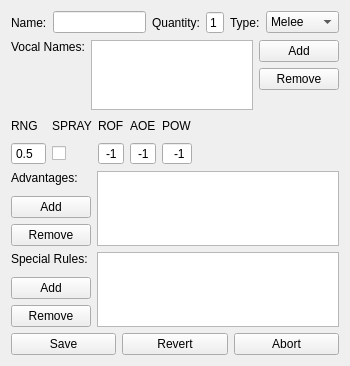
madesjardins/AiWarmachine, file titles/Warmachine/ui/weapon_info_widget.ui: the form before one commit.
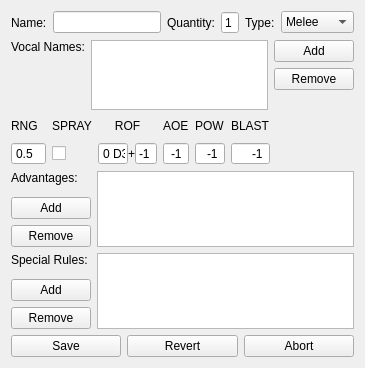
The form after the commit.

Commit message:
Weapon display and attributes update
Weapons are listed in model with detailed text.
Added Blast damage and ROF with D3.

Patch:
```diff
--- a/titles/Warmachine/ui/weapon_info_widget.ui
+++ b/titles/Warmachine/ui/weapon_info_widget.ui
@@ -6,8 +6,8 @@
    <rect>
     <x>0</x>
     <y>0</y>
-    <width>350</width>
-    <height>366</height>
+    <width>365</width>
+    <height>368</height>
    </rect>
   </property>
   <property name="windowTitle">
@@ -141,6 +141,13 @@
        </property>
       </widget>
      </item>
+     <item row="1" column="1">
+      <widget class="QCheckBox" name="check_weapon_is_spray">
+       <property name="text">
+        <string/>
+       </property>
+      </widget>
+     </item>
      <item row="0" column="1">
       <widget class="QLabel" name="label_weapon_spray">
        <property name="text">
@@ -167,53 +174,6 @@
        </property>
       </widget>
      </item>
-     <item row="0" column="2">
-      <widget class="QLabel" name="label_weapon_rof">
-       <property name="text">
-        <string>ROF</string>
-       </property>
-      </widget>
-     </item>
-     <item row="1" column="2">
-      <widget class="QSpinBox" name="spin_weapon_rof">
-       <property name="alignment">
-        <set>Qt::AlignRight|Qt::AlignTrailing|Qt::AlignVCenter</set>
-       </property>
-       <property name="buttonSymbols">
-        <enum>QAbstractSpinBox::NoButtons</enum>
-       </property>
-       <property name="minimum">
-        <number>-1</number>
-       </property>
-       <property name="maximum">
-        <number>10</number>
-       </property>
-       <property name="value">
-        <number>-1</number>
-       </property>
-      </widget>
-     </item>
-     <item row="1" column="1">
-      <widget class="QCheckBox" name="check_weapon_is_spray">
-       <property name="text">
-        <string/>
-       </property>
-      </widget>
-     </item>
-     <item row="0" column="4">
-      <widget class="QLabel" name="label_weapon_pow">
-       <property name="text">
-        <string>POW</string>
-       </property>
-      </widget>
-     </item>
-     <item row="0" column="3">
-      <widget class="QLabel" name="label_weapon_aoe">
-       <property name="text">
-        <string>AOE</string>
-       </property>
-      </widget>
-     </item>
      <item row="1" column="4">
       <widget class="QSpinBox" name="spin_weapon_pow">
        <property name="alignment">
@@ -230,7 +190,7 @@
        </property>
       </widget>
      </item>
-     <item row="0" column="5">
+     <item row="0" column="6">
       <spacer name="hspacer_weapon_stats">
        <property name="orientation">
         <enum>Qt::Horizontal</enum>
@@ -243,6 +203,20 @@
        </property>
       </spacer>
      </item>
+     <item row="0" column="4">
+      <widget class="QLabel" name="label_weapon_pow">
+       <property name="text">
+        <string>POW</string>
+       </property>
+      </widget>
+     </item>
+     <item row="0" column="3">
+      <widget class="QLabel" name="label_weapon_aoe">
+       <property name="text">
+        <string>AOE</string>
+       </property>
+      </widget>
+     </item>
      <item row="1" column="0">
       <widget class="QDoubleSpinBox" name="double_weapon_rng">
        <property name="buttonSymbols">
@@ -262,6 +236,118 @@
        </property>
       </widget>
      </item>
+     <item row="0" column="5">
+      <widget class="QLabel" name="label_weapon_blast">
+       <property name="text">
+        <string>BLAST</string>
+       </property>
+      </widget>
+     </item>
+     <item row="1" column="5">
+      <widget class="QSpinBox" name="spin_weapon_blast">
+       <property name="alignment">
+        <set>Qt::AlignRight|Qt::AlignTrailing|Qt::AlignVCenter</set>
+       </property>
+       <property name="buttonSymbols">
+        <enum>QAbstractSpinBox::NoButtons</enum>
+       </property>
+       <property name="minimum">
+        <number>-1</number>
+       </property>
+       <property name="value">
+        <number>-1</number>
+       </property>
+      </widget>
+     </item>
+     <item row="1" column="2">
+      <layout class="QHBoxLayout" name="horizontalLayout">
+       <property name="spacing">
+        <number>0</number>
+       </property>
+       <item>
+        <widget class="QSpinBox" name="spin_weapon_rofd3">
+         <property name="sizePolicy">
+          <sizepolicy hsizetype="Fixed" vsizetype="Fixed">
+           <horstretch>0</horstretch>
+           <verstretch>0</verstretch>
+          </sizepolicy>
+         </property>
+         <property name="maximumSize">
+          <size>
+           <width>30</width>
+           <height>16777215</height>
+          </size>
+         </property>
+         <property name="alignment">
+          <set>Qt::AlignRight|Qt::AlignTrailing|Qt::AlignVCenter</set>
+         </property>
+         <property name="buttonSymbols">
+          <enum>QAbstractSpinBox::NoButtons</enum>
+         </property>
+         <property name="suffix">
+          <string> D3</string>
+         </property>
+         <property name="minimum">
+          <number>0</number>
+         </property>
+         <property name="maximum">
+          <number>9</number>
+         </property>
+         <property name="value">
+          <number>0</number>
+         </property>
+        </widget>
+       </item>
+       <item>
+        <widget class="QLabel" name="label_weapon_rofd3">
+         <property name="text">
+          <string>+</string>
+         </property>
+        </widget>
+       </item>
+       <item>
+        <widget class="QSpinBox" name="spin_weapon_rof">
+         <property name="sizePolicy">
+          <sizepolicy hsizetype="Fixed" vsizetype="Fixed">
+           <horstretch>0</horstretch>
+           <verstretch>0</verstretch>
+          </sizepolicy>
+         </property>
+         <property name="maximumSize">
+          <size>
+           <width>30</width>
+           <height>16777215</height>
+          </size>
+         </property>
+         <property name="alignment">
+          <set>Qt::AlignRight|Qt::AlignTrailing|Qt::AlignVCenter</set>
+         </property>
+         <property name="buttonSymbols">
+          <enum>QAbstractSpinBox::NoButtons</enum>
+         </property>
+         <property name="minimum">
+          <number>-1</number>
+         </property>
+         <property name="maximum">
+          <number>9</number>
+         </property>
+         <property name="value">
+          <number>-1</number>
+         </property>
+        </widget>
+       </item>
+      </layout>
+     </item>
+     <item row="0" column="2">
+      <widget class="QLabel" name="label_weapon_rof">
+       <property name="text">
+        <string>ROF</string>
+       </property>
+       <property name="alignment">
+        <set>Qt::AlignCenter</set>
+       </property>
+      </widget>
+     </item>
     </layout>
    </item>
    <item>
```
Left out of the diff: 4 changed lines with no effect on the pictures. The commit also changes 4 other files.
